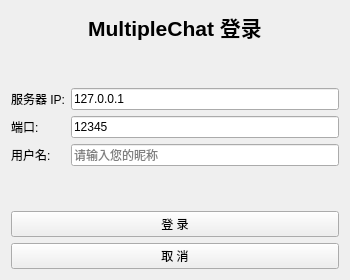
daaddsa/QT, file multipleChat/login.ui: the form before one commit.
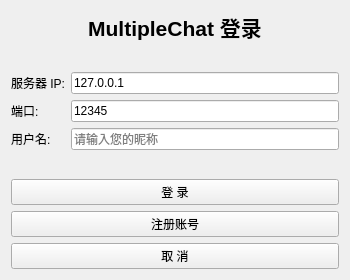
The form after the commit.

Patch:
```diff
--- a/multipleChat/login.ui
+++ b/multipleChat/login.ui
@@ -109,6 +109,13 @@
      </property>
     </widget>
    </item>
+   <item>
+    <widget class="QPushButton" name="btnToRegister">
+     <property name="text">
+      <string>注册账号</string>
+     </property>
+    </widget>
+   </item>
    <item>
     <widget class="QPushButton" name="btnCancel">
      <property name="text">
```
